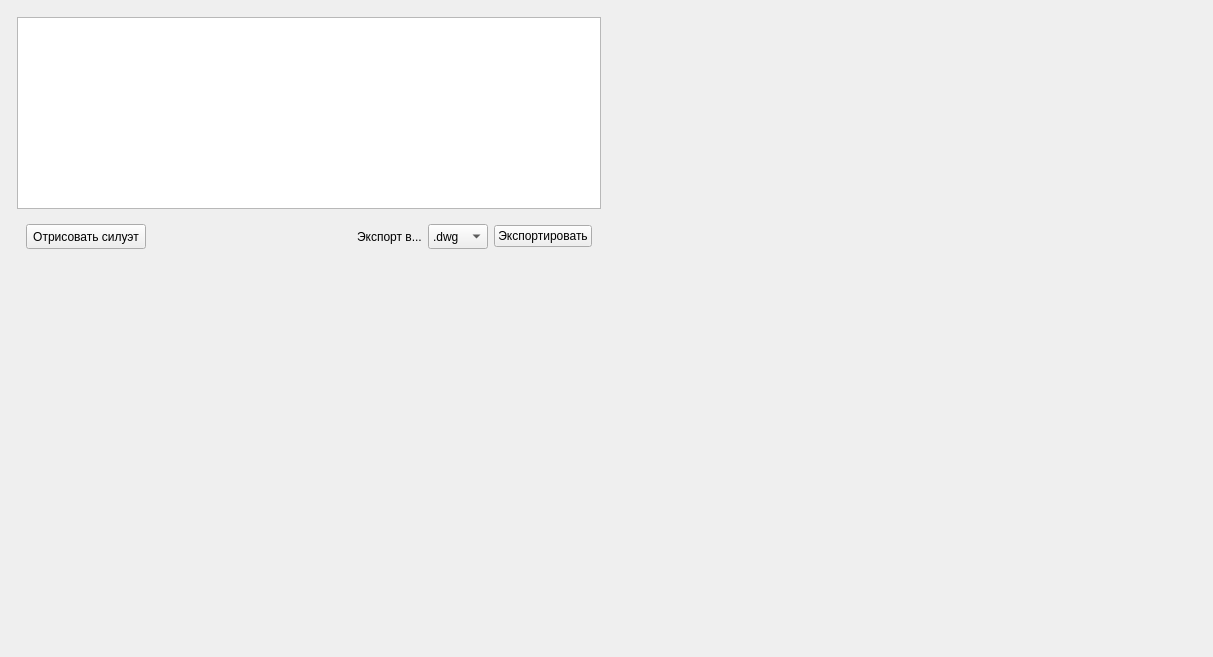
First picture: the form in source/gui/resultswidget.ui, repository baseoleph/secad, before the edit.
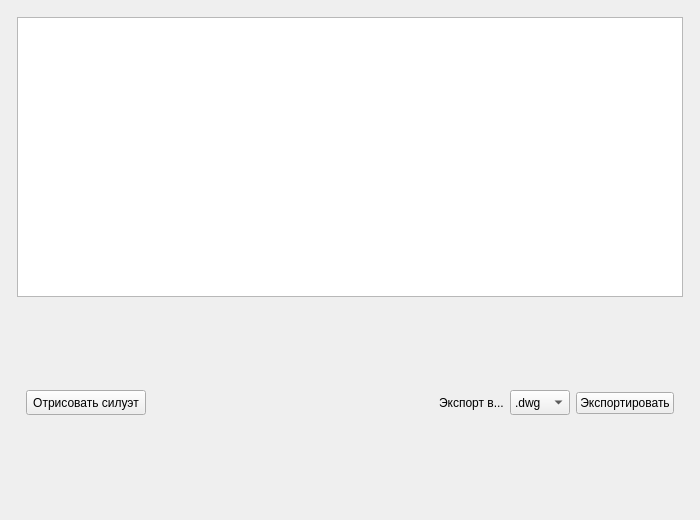
Second picture: the form after the edit.

Patch:
```diff
--- a/source/gui/resultswidget.ui
+++ b/source/gui/resultswidget.ui
@@ -6,30 +6,17 @@
    <rect>
     <x>0</x>
     <y>0</y>
-    <width>1213</width>
-    <height>657</height>
+    <width>700</width>
+    <height>520</height>
    </rect>
   </property>
   <property name="windowTitle">
    <string>Form</string>
   </property>
-  <layout class="QGridLayout" name="gridLayout">
-   <item row="0" column="1">
-    <spacer name="horizontalSpacer">
-     <property name="orientation">
-      <enum>Qt::Horizontal</enum>
-     </property>
-     <property name="sizeHint" stdset="0">
-      <size>
-       <width>374</width>
-       <height>20</height>
-      </size>
-     </property>
-    </spacer>
-   </item>
-   <item row="0" column="0">
+  <layout class="QVBoxLayout" name="verticalLayout">
+   <item>
     <widget class="QWidget" name="widget" native="true">
-     <layout class="QGridLayout" name="gridLayout_2">
+     <layout class="QVBoxLayout" name="verticalLayout_2">
       <property name="leftMargin">
        <number>6</number>
       </property>
@@ -42,8 +29,30 @@
       <property name="bottomMargin">
        <number>6</number>
       </property>
-      <item row="2" column="0">
+      <item>
+       <widget class="QGraphicsView" name="graphicsView">
+        <property name="sizePolicy">
+         <sizepolicy hsizetype="Fixed" vsizetype="Fixed">
+          <horstretch>0</horstretch>
+          <verstretch>0</verstretch>
+         </sizepolicy>
+        </property>
+        <property name="maximumSize">
+         <size>
+          <width>800</width>
+          <height>400</height>
+         </size>
+        </property>
+       </widget>
+      </item>
+      <item>
        <widget class="QWidget" name="widget_2" native="true">
+        <property name="maximumSize">
+         <size>
+          <width>16777215</width>
+          <height>200</height>
+         </size>
+        </property>
         <layout class="QHBoxLayout" name="horizontalLayout">
          <item>
           <widget class="QPushButton" name="pushButton_draw_sil">
@@ -153,38 +162,9 @@
         </layout>
        </widget>
       </item>
-      <item row="1" column="0">
-       <widget class="QGraphicsView" name="graphicsView">
-        <property name="sizePolicy">
-         <sizepolicy hsizetype="Fixed" vsizetype="Fixed">
-          <horstretch>0</horstretch>
-          <verstretch>0</verstretch>
-         </sizepolicy>
-        </property>
-        <property name="maximumSize">
-         <size>
-          <width>800</width>
-          <height>400</height>
-         </size>
-        </property>
-       </widget>
-      </item>
      </layout>
     </widget>
    </item>
-   <item row="1" column="0">
-    <spacer name="verticalSpacer">
-     <property name="orientation">
-      <enum>Qt::Vertical</enum>
-     </property>
-     <property name="sizeHint" stdset="0">
-      <size>
-       <width>20</width>
-       <height>40</height>
-      </size>
-     </property>
-    </spacer>
-   </item>
   </layout>
  </widget>
  <resources/>
```
